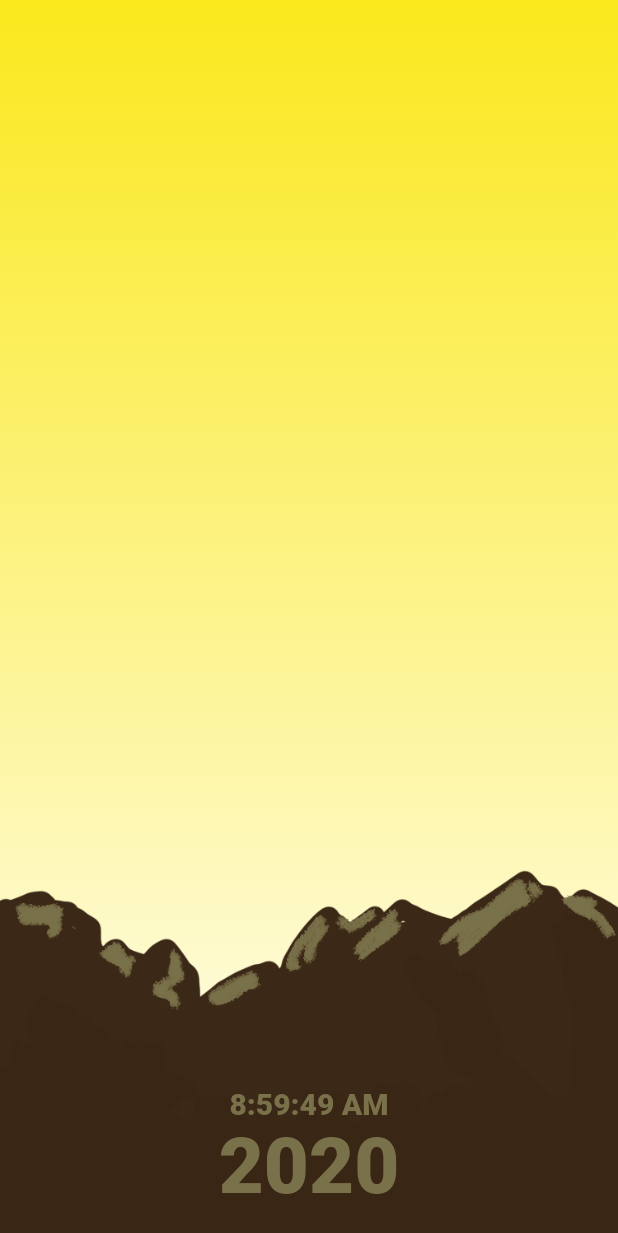
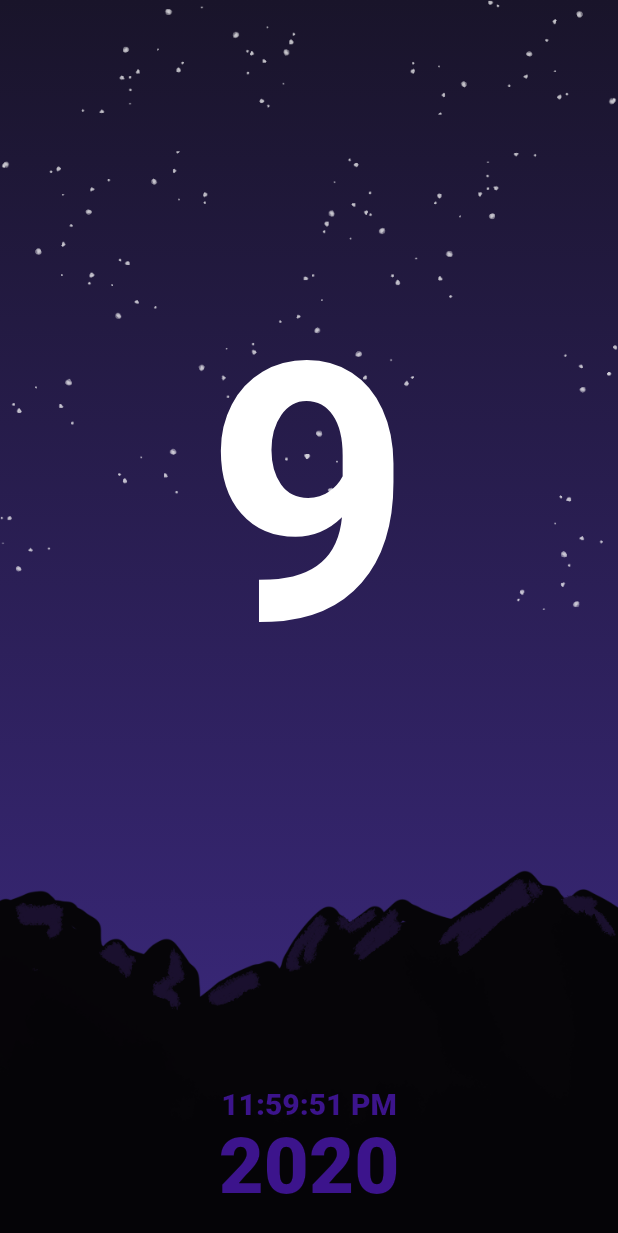
Before and after one commit to matthew-carroll/special_new_years_2021, a Flutter app: the first screen one second after launch, on a phone screen of 412 x 824 dp. Shown: the top 1233 px of the screen. Run offline on Flutter 3.47's test engine with Material 2 defaults, Android fonts, the phone set to English and light mode, and no system bars.

Commit message:
Step 7: Added countdown

```diff
--- a/lib/main.dart
+++ b/lib/main.dart
@@ -15,7 +15,7 @@ class MyApp extends StatelessWidget {
         primarySwatch: Colors.blue,
       ),
       home: NewYearsCountdownScreen(
-        overrideStartDateTime: DateTime.parse('2020-12-31 08:59:49'),
+        overrideStartDateTime: DateTime.parse('2020-12-31 23:59:51'),
         doTick: true,
       ),
       debugShowCheckedModeBanner: false,
@@ -151,14 +151,27 @@ class NewYearsCountdownPage extends StatefulWidget {
 }
 
 class _NewYearsCountdownPageState extends State<NewYearsCountdownPage> {
+  final DateTime _newYearDateTime = DateTime.parse('2021-01-01 00:00:00');
+
   final DateFormat _timeFormat = DateFormat('h:mm:ss a');
 
   @override
   Widget build(BuildContext context) {
-    return Landscape(
-      mode: _buildEnvironmentMode(),
-      time: _timeFormat.format(widget.currentTime),
-      year: '${widget.currentTime.year}',
+    final secondsUntilNewYear =
+        (_newYearDateTime.difference(widget.currentTime).inMilliseconds / 1000)
+            .ceil();
+
+    return Stack(
+      children: [
+        Landscape(
+          mode: _buildEnvironmentMode(),
+          time: _timeFormat.format(widget.currentTime),
+          year: '${widget.currentTime.year}',
+        ),
+        CountdownText(
+          secondsToNewYear: secondsUntilNewYear,
+        ),
+      ],
     );
   }
 
@@ -173,6 +186,92 @@ class _NewYearsCountdownPageState extends State<NewYearsCountdownPage> {
     } else {
       return EnvironmentMode.night;
     }
+  }
+}
+
+class CountdownText extends StatefulWidget {
+  const CountdownText({
+    Key key,
+    this.secondsToNewYear,
+  }) : super(key: key);
+
+  final int secondsToNewYear;
+
+  @override
+  _CountdownTextState createState() => _CountdownTextState();
+}
+
+class _CountdownTextState extends State<CountdownText>
+    with SingleTickerProviderStateMixin {
+  AnimationController _showNumberController;
+  Interval _opacity = Interval(0.0, 0.4);
+  Interval _scale = Interval(0.0, 0.5, curve: Curves.elasticOut);
+  int _displayNumber;
+
+  @override
+  void initState() {
+    super.initState();
+
+    _showNumberController = AnimationController(
+      vsync: this,
+      duration: const Duration(milliseconds: 1000),
+    )..addListener(() {
+        setState(() {});
+      });
+
+    _displayNumber = widget.secondsToNewYear;
+    if (_isCountingDown()) {
+      _showNumberController.forward();
+    }
+  }
+
+  @override
+  void didUpdateWidget(CountdownText oldWidget) {
+    super.didUpdateWidget(oldWidget);
+
+    if (widget.secondsToNewYear != _displayNumber) {
+      _displayNumber = widget.secondsToNewYear;
+      if (_isCountingDown()) {
+        _showNumberController.forward(from: 0.0);
+      }
+    }
+  }
+
+  @override
+  void dispose() {
+    _showNumberController.dispose();
+
+    super.dispose();
+  }
+
+  bool _isCountingDown() =>
+      widget.secondsToNewYear != null &&
+      widget.secondsToNewYear <= 9 &&
+      widget.secondsToNewYear > 0;
+
+  @override
+  Widget build(BuildContext context) {
+    if (!_isCountingDown()) {
+      return SizedBox();
+    }
+
+    return Align(
+      alignment: Alignment(0.0, -0.3),
+      child: Transform.scale(
+        scale: _scale.transform(_showNumberController.value),
+        child: Opacity(
+          opacity: _opacity.transform(_showNumberController.value),
+          child: Text(
+            '${widget.secondsToNewYear}',
+            style: TextStyle(
+              color: Colors.white,
+              fontSize: 240,
+              fontWeight: FontWeight.bold,
+            ),
+          ),
+        ),
+      ),
+    );
   }
 }
 
```
